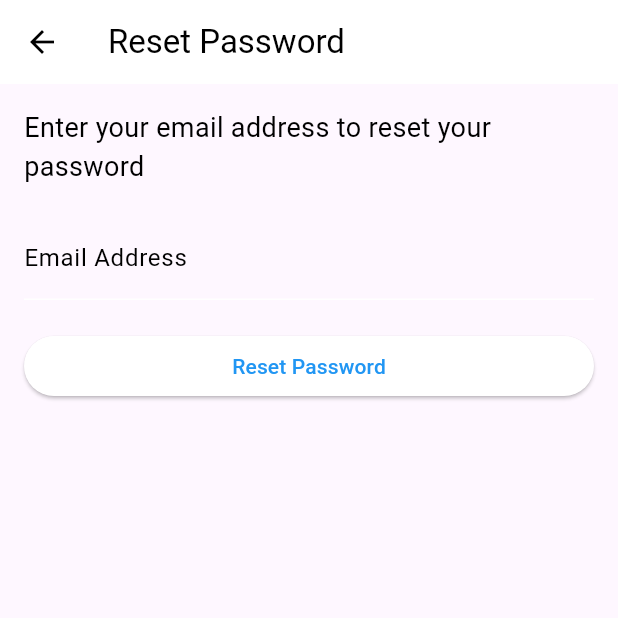
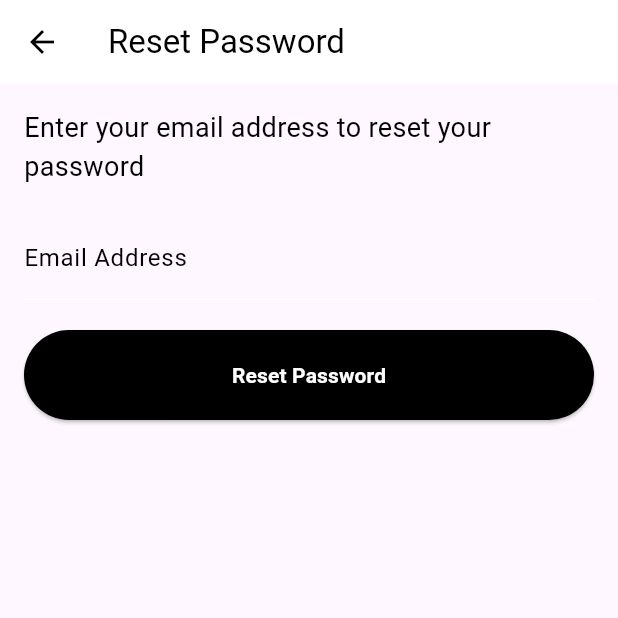
Before and after one commit to HuiZhenChin/6002CEM_Project, a Flutter app: the ResetPasswordPage screen opened directly, on a phone screen of 412 x 824 dp, the top half of it. Run offline on Flutter 3.47's test engine with Material 3 defaults, Android fonts, the phone set to English and light mode, and no system bars; our stand-ins replace animated_bottom_navigation_bar, bloc, cloud_firestore, firebase_auth, firebase_core, firebase_messaging and 6 more; accounts and stored records are empty.

Commit message:
Update Add Calendar and Reset Password design

```diff
--- a/dollar_sense/lib/reset_password.dart
+++ b/dollar_sense/lib/reset_password.dart
@@ -41,10 +41,20 @@ class _ResetPasswordPageState extends State<ResetPasswordPage> {
             ),
             SizedBox(height: 20.0),
             ElevatedButton(
+              style: ElevatedButton.styleFrom(
+                backgroundColor: Colors.black,
+                minimumSize: Size(double.infinity, 60),
+              ),
               onPressed: _isLoading ? null : () => _resetPassword(context),
               child: _isLoading
                   ? CircularProgressIndicator()
-                  : Text('Reset Password'),
+                  : Text(
+                      'Reset Password',
+                      style: TextStyle(
+                        color: Colors.white,
+                        fontWeight: FontWeight.bold,
+                      ),
+                    ),
             ),
           ],
         ),
@@ -63,7 +73,6 @@ class _ResetPasswordPageState extends State<ResetPasswordPage> {
       return;
     }
 
-
     setState(() {
       _isLoading = true;
     });
@@ -78,7 +87,8 @@ class _ResetPasswordPageState extends State<ResetPasswordPage> {
       ));
     } catch (e) {
       ScaffoldMessenger.of(context).showSnackBar(SnackBar(
-        content: Text('Failed to send password reset email. Please try again later.'),
+        content: Text(
+            'Failed to send password reset email. Please try again later.'),
         backgroundColor: Colors.red,
       ));
     } finally {
```
Also changed, not shown: dollar_sense/lib/add_calendar.dart (+24 -14 lines).
